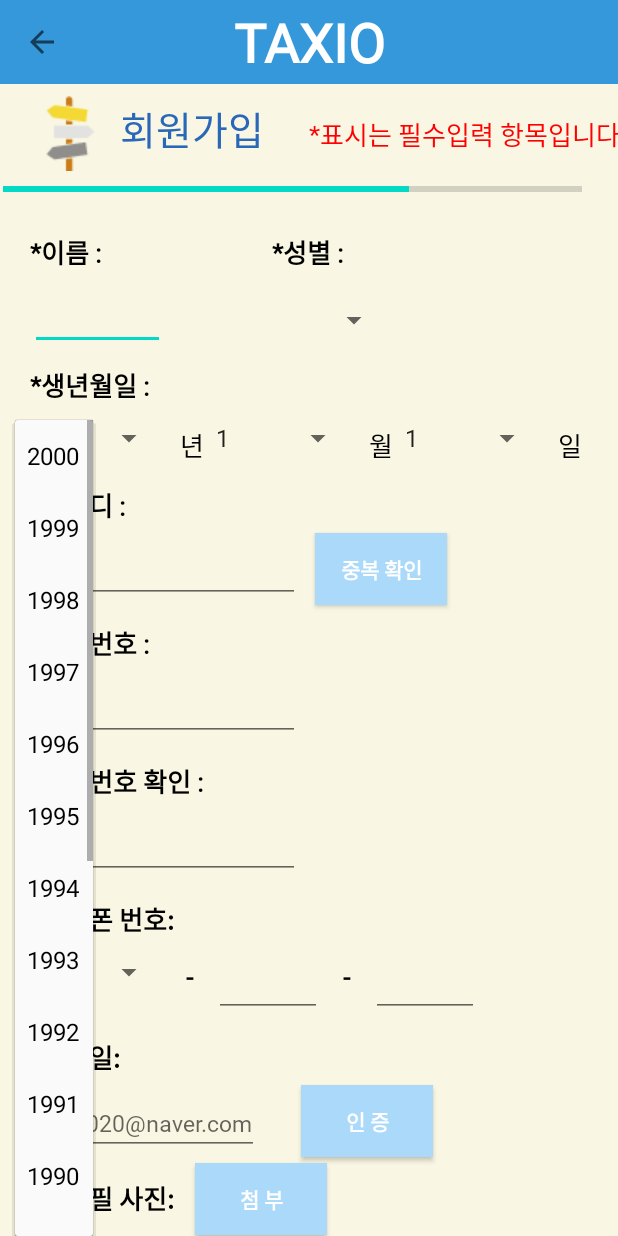
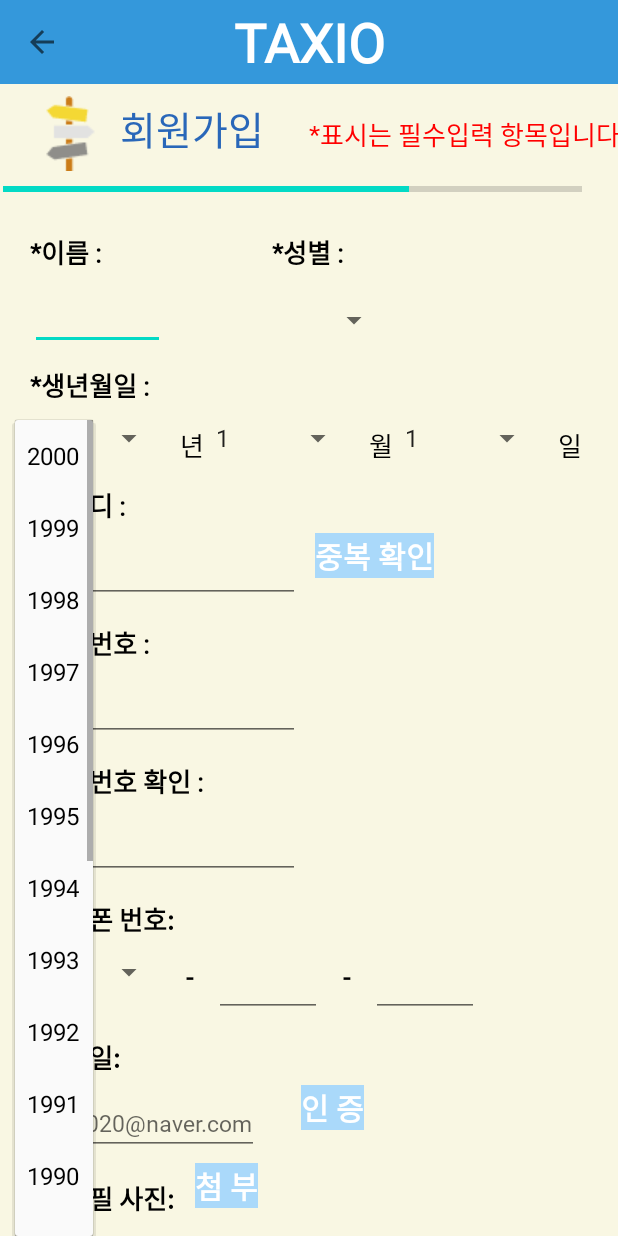
Before and after one commit to MoonGahee/Project_TAXIO_2020, an Android app: the generalMakeId screen opened directly, with no data from a screen before it, after a tap on "2000", on a phone screen of 412 x 824 dp. Run offline under Robolectric (Android 15) with nearby library versions, the phone set to English and light mode, and no system bars; our stand-ins replace Firebase (no records; nobody signed in at launch, a user with empty details on screens opened directly); 2 statements that could not run were skipped; 1 other tap on this screen came first.

Commit message:
ㅎㅇㄹ ㅂㄱㅂㄱ

```diff
--- a/app/src/main/java/com/example/project_taxio_2020/generalMakeId.java
+++ b/app/src/main/java/com/example/project_taxio_2020/generalMakeId.java
@@ -10,6 +10,7 @@ import android.widget.Button;
 import android.widget.EditText;
 import android.widget.ImageView;
 import android.widget.Spinner;
+import android.widget.TextView;
 import android.widget.Toast;
 
 import androidx.annotation.NonNull;
@@ -34,7 +35,8 @@ import java.util.regex.Pattern;
 public class generalMakeId extends AppCompatActivity {
     EditText edtNameM, edtId, edtPassword, edtCheckPass, edtNum1, edtNum2, edtEmail;
     Spinner spGenderM, birthY, birthM, birthD, spinnerNum;
-    Button checkId, btnEmail, btnImg, btnComplete;
+    Button  btnComplete;
+    TextView checkId, btnEmail, btnImg;
     String id, password;
     ImageView photo;
     //FirebaseAuth mAuth;
--- a/app/src/main/java/com/example/project_taxio_2020/generalMakeIdChild.java
+++ b/app/src/main/java/com/example/project_taxio_2020/generalMakeIdChild.java
@@ -9,6 +9,7 @@ import android.widget.Button;
 import android.widget.EditText;
 import android.widget.ImageView;
 import android.widget.Spinner;
+import android.widget.TextView;
 
 import androidx.annotation.Nullable;
 import androidx.appcompat.app.ActionBar;
@@ -23,7 +24,8 @@ import java.util.HashMap;
 public class generalMakeIdChild extends AppCompatActivity {
     EditText edtNameM, edtId, edtPassword, edtCheckPass, edtNum1, edtNum2, edtEmail;
     Spinner spGenderM, birthY, birthM, birthD, spinnerNum;
-    Button checkId, btnEmail, btnImg, btnComplete;
+    Button  btnComplete;
+    TextView checkId, btnEmail, btnImg;
     ImageView photo;
 
     @Override
--- a/app/src/main/java/com/example/project_taxio_2020/generalModifyId.java
+++ b/app/src/main/java/com/example/project_taxio_2020/generalModifyId.java
@@ -10,6 +10,7 @@ import android.widget.Button;
 import android.widget.EditText;
 import android.widget.ImageView;
 import android.widget.Spinner;
+import android.widget.TextView;
 import android.widget.Toast;
 
 import androidx.annotation.NonNull;
@@ -30,7 +31,8 @@ import java.util.HashMap;
 public class generalModifyId extends AppCompatActivity {
     EditText edtNameM, edtId, edtPassword, edtCheckPass, edtNum1, edtNum2, edtEmail;
     Spinner spGenderM, birthY, birthM, birthD, spinnerNum;
-    Button checkId, btnEmail, btnImg, btnComplete;
+    Button btnComplete;
+    TextView checkId, btnEmail, btnImg;
     ImageView photo;
 
     @Override
--- a/app/src/main/res/layout/general_age_check.xml
+++ b/app/src/main/res/layout/general_age_check.xml
@@ -52,6 +52,7 @@
         android:layout_marginTop="68dp"
         android:text="나이가 어떻게 되시나요?"
         app:layout_constraintHorizontal_bias="0.556"
+        android:textSize="30sp"
         app:layout_constraintLeft_toLeftOf="parent"
         app:layout_constraintRight_toRightOf="parent"
         app:layout_constraintTop_toBottomOf="@+id/previous" />
@@ -65,6 +66,7 @@
         app:layout_constraintTop_toBottomOf="@+id/intro"
         android:layout_marginTop="40dp"
         android:text="만 14세 이상입니다."
+        android:textSize="20sp"
         style="@style/button"
         android:background="#AAD9FA"/>
 
@@ -77,6 +79,7 @@
         app:layout_constraintTop_toBottomOf="@+id/over14"
         android:layout_marginTop="30dp"
         android:text="만 14세 미만입니다."
+        android:textSize="20sp"
         style="@style/button"
         android:background="#AAD9FA"/>
 
@@ -89,6 +92,7 @@
         android:layout_marginTop="8dp"
         android:background="@drawable/button_short"
         android:text="back"
+        android:textSize="18sp"
         app:layout_constraintLeft_toLeftOf="parent"
         app:layout_constraintTop_toBottomOf="@id/progress" />
 
--- a/app/src/main/res/layout/general_make_id.xml
+++ b/app/src/main/res/layout/general_make_id.xml
@@ -223,7 +223,7 @@
                     app:layout_constraintLeft_toLeftOf="@id/joining"
                     app:layout_constraintTop_toBottomOf="@id/id" />
 
-                <Button
+                <TextView
                     android:id="@+id/btnid"
                     style="@style/button"
                     android:layout_width="wrap_content"
@@ -231,6 +231,8 @@
                     android:layout_marginLeft="10dp"
                     android:background="@color/button"
                     android:text="중복 확인"
+                    android:clickable="true"
+                    android:textSize="20sp"
                     app:layout_constraintLeft_toRightOf="@id/edtId"
                     app:layout_constraintTop_toBottomOf="@+id/id" />
 
@@ -360,7 +362,7 @@
                     app:layout_constraintLeft_toLeftOf="@id/joining"
                     app:layout_constraintTop_toBottomOf="@id/edtNum2" />
 
-                <Button
+                <TextView
                     android:id="@+id/btnEmail"
                     style="@style/button"
                     android:layout_width="wrap_content"
@@ -368,6 +370,8 @@
                     android:layout_marginLeft="28dp"
                     android:background="@color/button"
                     android:text="인 증"
+                    android:clickable="true"
+                    android:textSize="20sp"
                     app:layout_constraintLeft_toRightOf="@id/edtEmail"
                     app:layout_constraintTop_toBottomOf="@id/email" />
 
@@ -394,12 +398,14 @@
                     app:layout_constraintLeft_toLeftOf="@+id/joining"
                     app:layout_constraintTop_toBottomOf="@id/edtEmail" />
 
-                <Button
+                <TextView
                     android:id="@+id/btnImg"
                     style="@style/button"
                     android:layout_width="wrap_content"
                     android:layout_height="wrap_content"
                     android:background="@color/button"
+                    android:textSize="20sp"
+                    android:clickable="true"
                     android:text="첨 부"
                     app:layout_constraintLeft_toRightOf="@id/profileImg"
                     app:layout_constraintTop_toBottomOf="@id/edtEmail" />
@@ -421,7 +427,7 @@
                     android:layout_height="wrap_content"
                     android:background="@drawable/button_long"
                     android:text="입력완료"
-                    android:textSize="17sp"
+                    android:textSize="25sp"
                     app:layout_constraintHorizontal_bias="0.444"
                     app:layout_constraintLeft_toLeftOf="parent"
                     app:layout_constraintRight_toRightOf="parent"
```
Also changed, not shown: app/src/main/java/com/example/project_taxio_2020/generalSRegionActivity.java (+65 -1 lines), app/src/main/res/layout/general_main_activity.xml (+5 -22 lines), app/src/main/res/layout/general_main_trip.xml (added, +29 -0 lines), app/src/main/res/layout/general_make_id_child.xml (+11 -5 lines), app/src/main/res/layout/general_modify_id.xml (+11 -5 lines).
